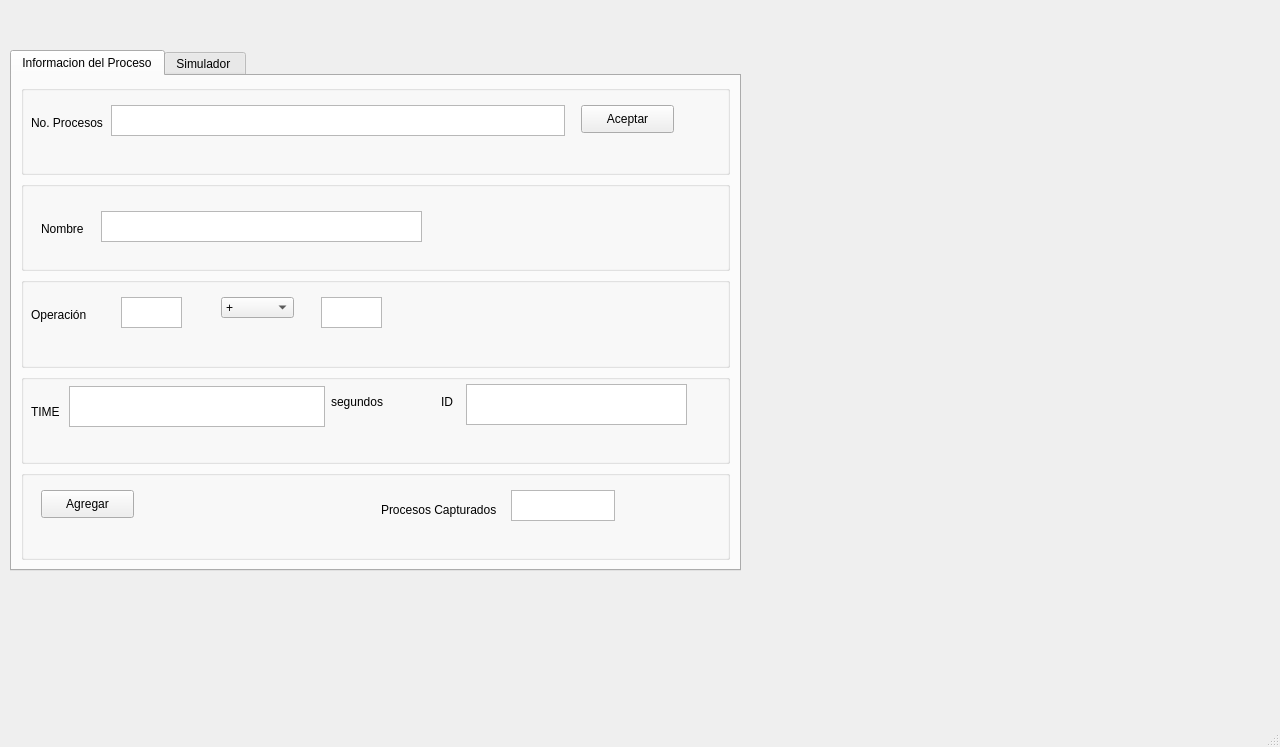
This is mainwindow.ui in IvanBM18/Batch-Processing as Qt 5 draws it before an edit. The edited form follows.
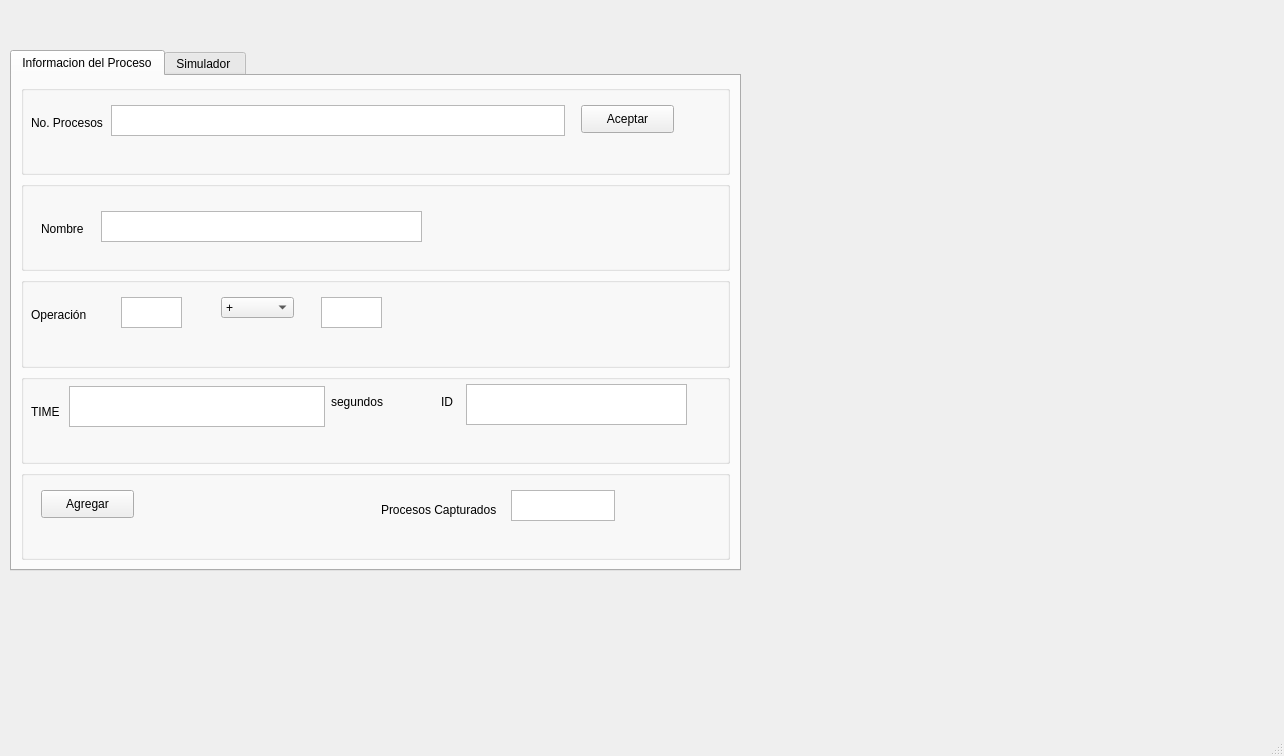
This is the edited form. The open tabs and pages were chosen to show the change.

Commit message: Inserting Process and UI connection added

```diff
--- a/mainwindow.ui
+++ b/mainwindow.ui
@@ -6,8 +6,8 @@
    <rect>
     <x>0</x>
     <y>0</y>
-    <width>1280</width>
-    <height>747</height>
+    <width>1284</width>
+    <height>756</height>
    </rect>
   </property>
   <property name="windowTitle">
```
Left out of the diff: 20 changed lines with no effect on the pictures. The commit also changes 6 other files.
